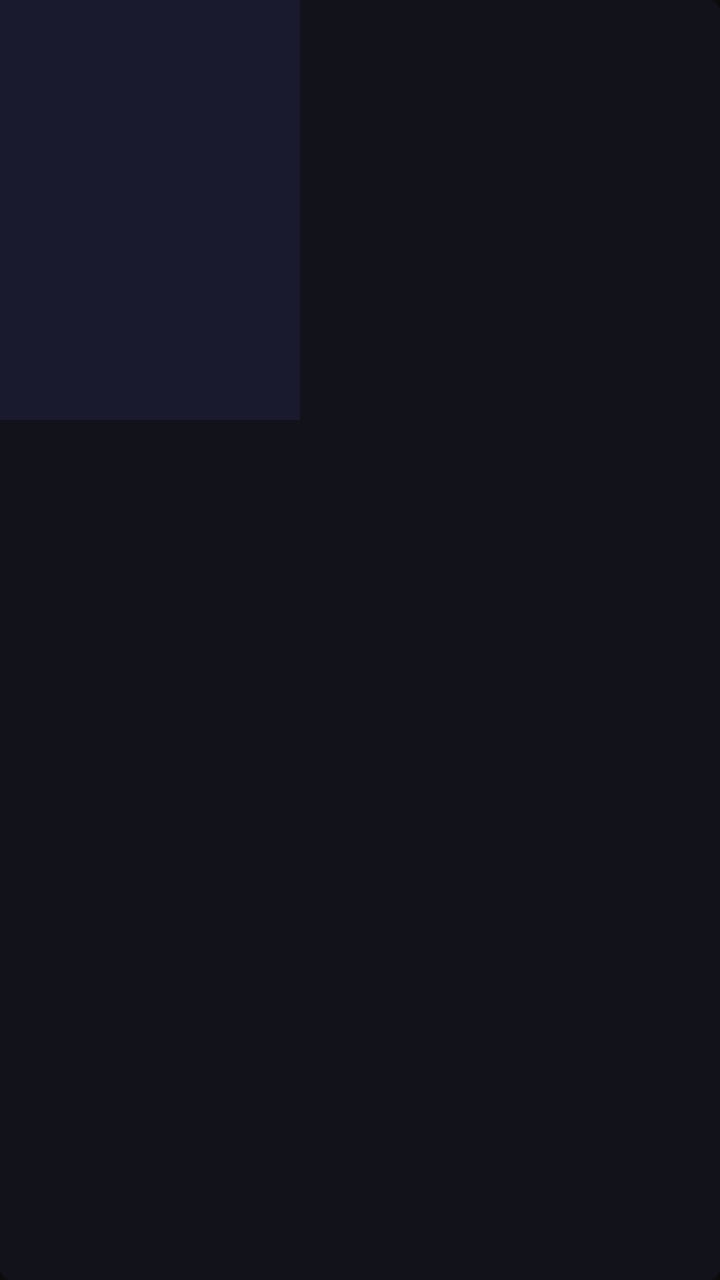
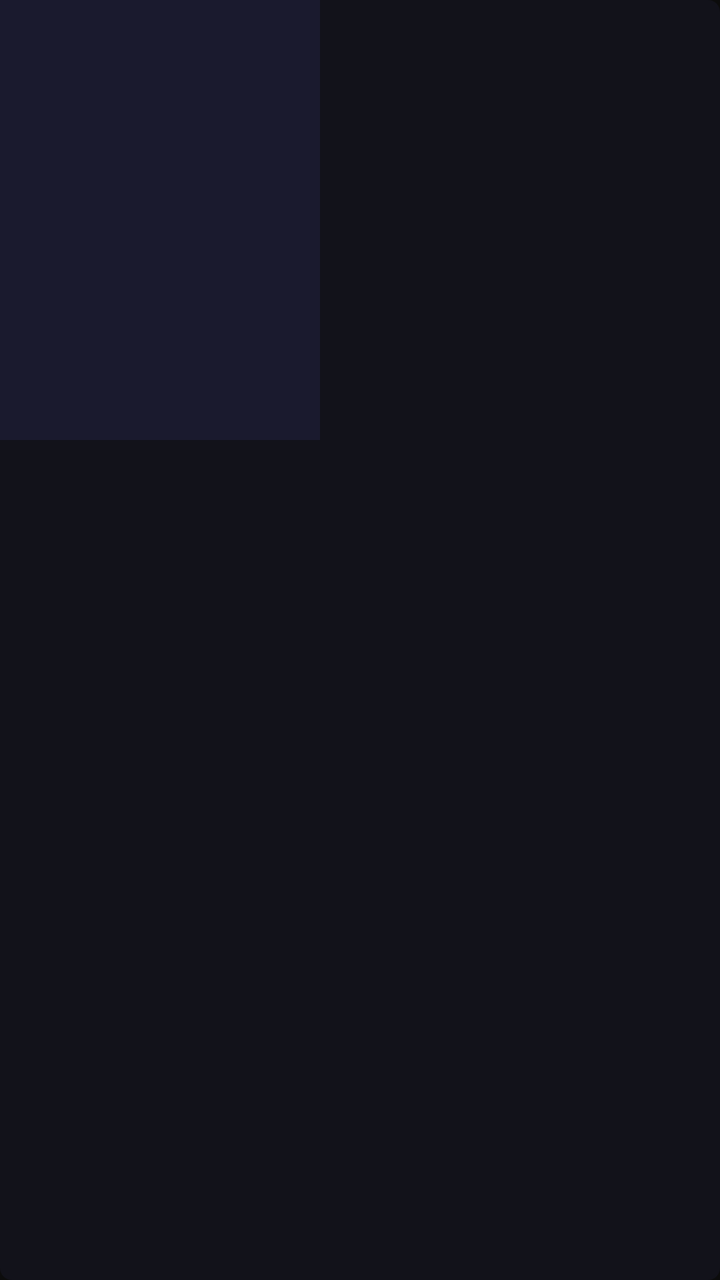

Before-and-after screenshots of an Android layout around one commit, followed by the original layout XML and the change that was made.
<!-- AndroidManifest.xml: application theme Theme.Smarterz -->
<!-- res/layout/item_media_card.xml -->
<?xml version="1.0" encoding="utf-8"?>
<LinearLayout xmlns:android="http://schemas.android.com/apk/res/android"
    android:layout_width="150dp"
    android:layout_height="wrap_content"
    android:orientation="vertical"
    android:layout_marginStart="5dp"
    android:layout_marginEnd="5dp"
    android:background="@drawable/card_bg"
    android:clipToPadding="false">

    
    <FrameLayout
        android:layout_width="150dp"
        android:layout_height="210dp">

        <ImageView
            android:id="@+id/cardPoster"
            android:layout_width="match_parent"
            android:layout_height="match_parent"
            android:scaleType="centerCrop"
            android:background="#1a1a2e"
            android:contentDescription="Poster" />

        
        <TextView
            android:id="@+id/cardTypeBadge"
            android:layout_width="wrap_content"
            android:layout_height="wrap_content"
            android:layout_gravity="top|start"
            android:layout_margin="6dp"
            android:textColor="#FFFFFF"
            android:textSize="9sp"
            android:textStyle="bold"
            android:paddingStart="5dp"
            android:paddingEnd="5dp"
            android:paddingTop="2dp"
            android:paddingBottom="2dp" />

        
        <ImageButton
            android:id="@+id/removeBtn"
            android:layout_width="26dp"
            android:layout_height="26dp"
            android:layout_gravity="top|end"
            android:layout_margin="5dp"
            android:src="@android:drawable/ic_menu_close_clear_cancel"
            android:background="#99000000"
            android:tint="#e5e5f0"
            android:contentDescription="Remove"
            android:visibility="gone"
            android:padding="4dp" />
    </FrameLayout>

    
    <LinearLayout
        android:layout_width="match_parent"
        android:layout_height="wrap_content"
        android:orientation="vertical"
        android:padding="8dp">

        <TextView
            android:id="@+id/cardTitle"
            android:layout_width="match_parent"
            android:layout_height="wrap_content"
            android:textColor="#e5e5f0"
            android:textSize="12sp"
            android:textStyle="bold"
            android:maxLines="2"
            android:ellipsize="end"
            android:layout_marginBottom="3dp" />

        <TextView
            android:id="@+id/cardDetail"
            android:layout_width="match_parent"
            android:layout_height="wrap_content"
            android:textColor="#666680"
            android:textSize="11sp"
            android:maxLines="1"
            android:ellipsize="end" />
    </LinearLayout>

</LinearLayout>
<!-- resources referenced by this layout -->
<resources>
  <!-- drawable card_bg (drawable) -->
  <?xml version="1.0" encoding="utf-8"?>
  <shape xmlns:android="http://schemas.android.com/apk/res/android"
      android:shape="rectangle">
      <solid android:color="#12121a" />
      <corners android:radius="6dp" />
  </shape>
  <style name="Theme.Smarterz" parent="Theme.MaterialComponents.DayNight.NoActionBar.Bridge">
          <item name="colorPrimary">#E50914</item>
          <item name="colorPrimaryVariant">#B20710</item>
          <item name="colorOnPrimary">#FFFFFF</item>
          <item name="colorSecondary">#E50914</item>
          <item name="colorOnSecondary">#FFFFFF</item>
          <item name="android:statusBarColor">#0c0c0c</item>
          <item name="android:navigationBarColor">#0c0c0c</item>
          <item name="android:windowBackground">#0c0c0c</item>
          <item name="android:textColorPrimary">#e5e5e5</item>
          <item name="android:textColorSecondary">#b3b3b3</item>
      </style>
</resources>

<!-- the commit's change to res/layout/item_media_card.xml (unified diff, before → after) -->
@@ -1,17 +1,17 @@
 <?xml version="1.0" encoding="utf-8"?>
 <LinearLayout xmlns:android="http://schemas.android.com/apk/res/android"
-    android:layout_width="150dp"
+    android:layout_width="160dp"
     android:layout_height="wrap_content"
     android:orientation="vertical"
-    android:layout_marginStart="5dp"
-    android:layout_marginEnd="5dp"
+    android:layout_marginStart="6dp"
+    android:layout_marginEnd="6dp"
     android:background="@drawable/card_bg"
     android:clipToPadding="false">
 
     
     <FrameLayout
-        android:layout_width="150dp"
-        android:layout_height="210dp">
+        android:layout_width="160dp"
+        android:layout_height="220dp">
 
         <ImageView
             android:id="@+id/cardPoster"
@@ -39,8 +39,8 @@
         
         <ImageButton
             android:id="@+id/removeBtn"
-            android:layout_width="26dp"
-            android:layout_height="26dp"
+            android:layout_width="28dp"
+            android:layout_height="28dp"
             android:layout_gravity="top|end"
             android:layout_margin="5dp"
             android:src="@android:drawable/ic_menu_close_clear_cancel"
@@ -56,7 +56,10 @@
         android:layout_width="match_parent"
         android:layout_height="wrap_content"
         android:orientation="vertical"
-        android:padding="8dp">
+        android:paddingStart="8dp"
+        android:paddingEnd="8dp"
+        android:paddingTop="8dp"
+        android:paddingBottom="8dp">
 
         <TextView
             android:id="@+id/cardTitle"
@@ -67,13 +70,13 @@
             android:textStyle="bold"
             android:maxLines="2"
             android:ellipsize="end"
-            android:layout_marginBottom="3dp" />
+            android:layout_marginBottom="4dp" />
 
         <TextView
             android:id="@+id/cardDetail"
             android:layout_width="match_parent"
             android:layout_height="wrap_content"
-            android:textColor="#666680"
+            android:textColor="#E50914"
             android:textSize="11sp"
             android:maxLines="1"
             android:ellipsize="end" />
